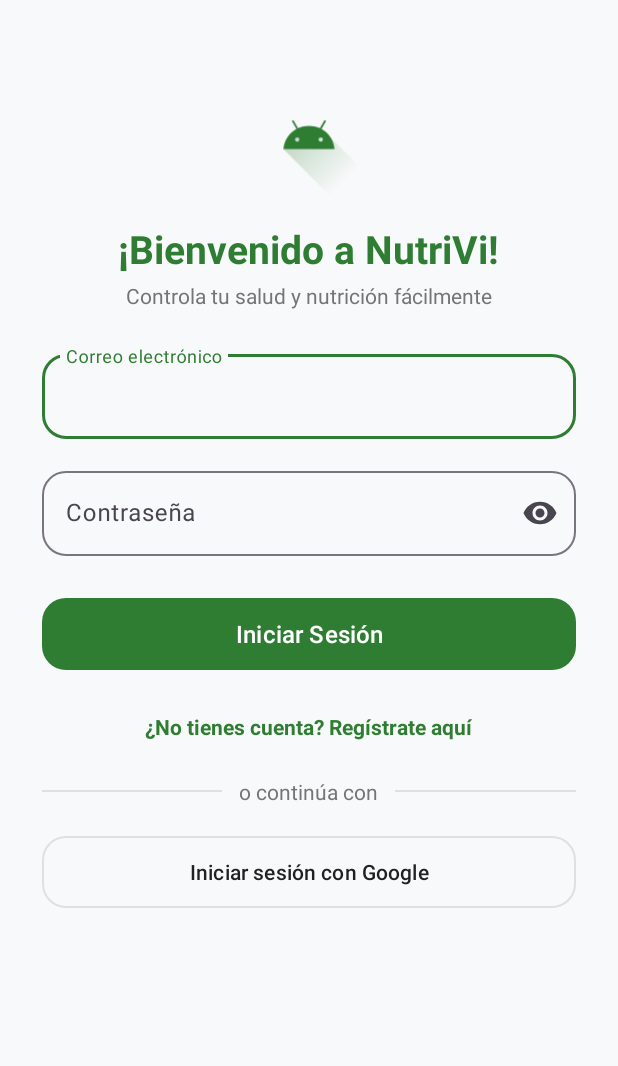
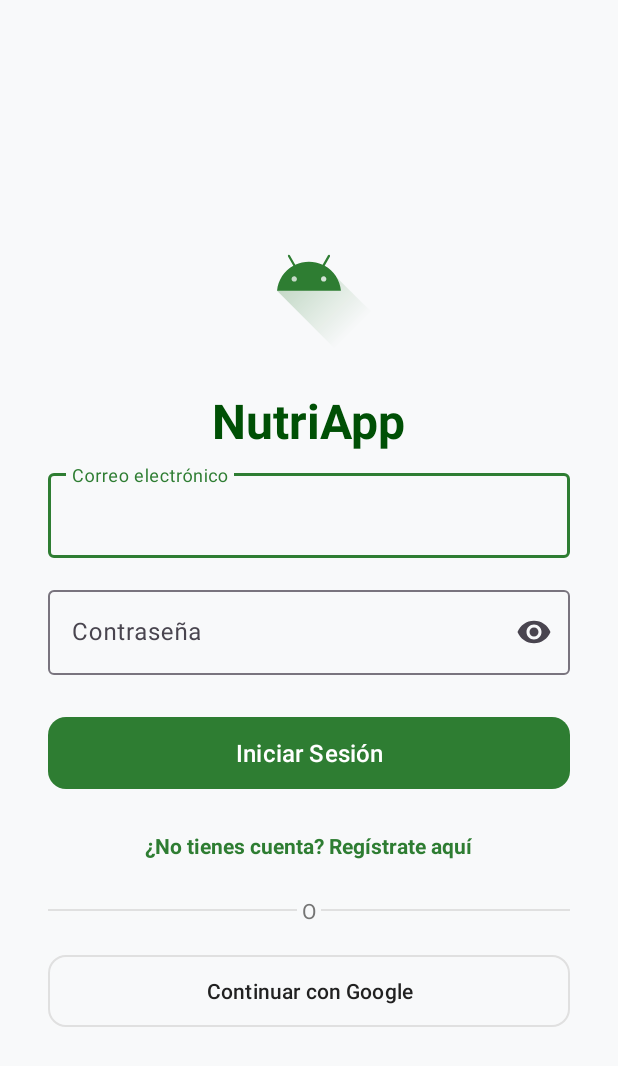
Before and after one commit to pandekechu/nutrivi, an Android app: the layout activity_login.xml on its own in the app's theme, with its tools: preview values and no code run, on a phone screen of 412 x 824 dp. Shown: the top 1066 px of the screen. Run offline under Robolectric (Android 15) with nearby library versions, the phone set to English and light mode, and no system bars.

Commit message:
Update activity_login.xml

```diff
--- a/app/src/main/res/layout/activity_login.xml
+++ b/app/src/main/res/layout/activity_login.xml
@@ -1,97 +1,37 @@
 <?xml version="1.0" encoding="utf-8"?>
-<ScrollView
+<LinearLayout
     xmlns:android="http://schemas.android.com/apk/res/android"
     xmlns:app="http://schemas.android.com/apk/res-auto"
     android:layout_width="match_parent"
     android:layout_height="match_parent"
-    android:fillViewport="true"
+    android:orientation="vertical"
+    android:padding="32dp"
+    android:gravity="center"
     android:background="@color/background_light">
 
-    <LinearLayout
-        android:layout_width="match_parent"
-        android:layout_height="wrap_content"
-        android:orientation="vertical"
-        android:padding="28dp"
-        android:gravity="center_horizontal">
-
     <ImageView
-            android:layout_width="80dp"
-            android:layout_height="80dp"
+        android:layout_width="100dp"
+        android:layout_height="100dp"
         android:src="@drawable/ic_launcher_foreground"
-            android:layout_marginTop="24dp"
-            android:layout_marginBottom="16dp"
+        android:layout_marginBottom="24dp"
         app:tint="@color/primary_mint" />
 
     <TextView
-            android:id="@+id/tv_title"
         android:layout_width="wrap_content"
         android:layout_height="wrap_content"
-            android:text="¡Bienvenido a NutriVi!"
-            android:textColor="@color/primary_mint"
-            android:textSize="26sp"
+        android:text="NutriApp"
+        android:textSize="32sp"
         android:textStyle="bold"
-            android:layout_marginBottom="4dp" />
+        android:textColor="@color/primary_dark"
+        android:layout_marginBottom="8dp" />
 
-        <TextView
-            android:id="@+id/tv_subtitle"
-            android:layout_width="wrap_content"
-            android:layout_height="wrap_content"
-            android:text="Controla tu salud y nutrición fácilmente"
-            android:textColor="@color/text_secondary"
-            android:textSize="14sp"
-            android:layout_marginBottom="24dp" />
 
-        <!-- Campo Nombre (Solo registro) -->
-        <com.google.android.material.textfield.TextInputLayout
-            android:id="@+id/layout_nombre"
-            style="@style/Widget.Material3.TextInputLayout.OutlinedBox"
-            android:layout_width="match_parent"
-            android:layout_height="wrap_content"
-            android:hint="Nombre completo"
-            android:visibility="gone"
-            android:layout_marginBottom="16dp"
-            app:boxCornerRadiusBottomEnd="16dp"
-            app:boxCornerRadiusBottomStart="16dp"
-            app:boxCornerRadiusTopEnd="16dp"
-            app:boxCornerRadiusTopStart="16dp">
-            <com.google.android.material.textfield.TextInputEditText
-                android:id="@+id/et_nombre"
-                android:layout_width="match_parent"
-                android:layout_height="wrap_content"
-                android:inputType="textPersonName" />
-        </com.google.android.material.textfield.TextInputLayout>
-
-        <!-- Campo Teléfono (Solo registro) -->
-        <com.google.android.material.textfield.TextInputLayout
-            android:id="@+id/layout_telefono"
-            style="@style/Widget.Material3.TextInputLayout.OutlinedBox"
-            android:layout_width="match_parent"
-            android:layout_height="wrap_content"
-            android:hint="Número de teléfono"
-            android:visibility="gone"
-            android:layout_marginBottom="16dp"
-            app:boxCornerRadiusBottomEnd="16dp"
-            app:boxCornerRadiusBottomStart="16dp"
-            app:boxCornerRadiusTopEnd="16dp"
-            app:boxCornerRadiusTopStart="16dp">
-            <com.google.android.material.textfield.TextInputEditText
-                android:id="@+id/et_telefono"
-                android:layout_width="match_parent"
-                android:layout_height="wrap_content"
-                android:inputType="phone" />
-        </com.google.android.material.textfield.TextInputLayout>
-
-        <!-- Campo Correo -->
     <com.google.android.material.textfield.TextInputLayout
         style="@style/Widget.Material3.TextInputLayout.OutlinedBox"
         android:layout_width="match_parent"
         android:layout_height="wrap_content"
         android:hint="Correo electrónico"
-            android:layout_marginBottom="16dp"
-            app:boxCornerRadiusBottomEnd="16dp"
-            app:boxCornerRadiusBottomStart="16dp"
-            app:boxCornerRadiusTopEnd="16dp"
-            app:boxCornerRadiusTopStart="16dp">
+        android:layout_marginBottom="16dp">
         <com.google.android.material.textfield.TextInputEditText
             android:id="@+id/et_email"
             android:layout_width="match_parent"
@@ -99,18 +39,14 @@
             android:inputType="textEmailAddress" />
     </com.google.android.material.textfield.TextInputLayout>
 
-        <!-- Campo Contraseña -->
+
     <com.google.android.material.textfield.TextInputLayout
         style="@style/Widget.Material3.TextInputLayout.OutlinedBox"
         android:layout_width="match_parent"
         android:layout_height="wrap_content"
         android:hint="Contraseña"
         android:layout_marginBottom="24dp"
-            app:endIconMode="password_toggle"
-            app:boxCornerRadiusBottomEnd="16dp"
-            app:boxCornerRadiusBottomStart="16dp"
-            app:boxCornerRadiusTopEnd="16dp"
-            app:boxCornerRadiusTopStart="16dp">
+        app:endIconMode="password_toggle">
         <com.google.android.material.textfield.TextInputEditText
             android:id="@+id/et_password"
             android:layout_width="match_parent"
@@ -118,17 +54,16 @@
             android:inputType="textPassword" />
     </com.google.android.material.textfield.TextInputLayout>
 
-        <!-- Botón de Acción -->
+
     <com.google.android.material.button.MaterialButton
         android:id="@+id/btn_action"
         android:layout_width="match_parent"
         android:layout_height="56dp"
         android:text="Iniciar Sesión"
         android:textSize="16sp"
-            app:cornerRadius="16dp"
+        app:cornerRadius="12dp"
         app:backgroundTint="@color/primary_mint" />
 
-        <!-- Cambiar Modo -->
     <TextView
         android:id="@+id/tv_toggle_mode"
         android:layout_width="wrap_content"
@@ -140,27 +75,27 @@
         android:layout_marginBottom="16dp"
         android:padding="8dp" />
 
+
     <LinearLayout
         android:layout_width="match_parent"
         android:layout_height="wrap_content"
         android:orientation="horizontal"
         android:gravity="center"
         android:layout_marginBottom="16dp">
-            <View android:layout_width="0dp" android:layout_height="1dp" android:layout_weight="1" android:background="@color/divider_color"/>
-            <TextView android:layout_width="wrap_content" android:layout_height="wrap_content" android:text=" o continúa con " android:textColor="@color/text_secondary" android:paddingHorizontal="8dp"/>
-            <View android:layout_width="0dp" android:layout_height="1dp" android:layout_weight="1" android:background="@color/divider_color"/>
+        <View android:layout_width="0dp" android:layout_height="1dp" android:layout_weight="1" android:background="#E0E0E0"/>
+        <TextView android:layout_width="wrap_content" android:layout_height="wrap_content" android:text=" O " android:textColor="@color/text_secondary"/>
+        <View android:layout_width="0dp" android:layout_height="1dp" android:layout_weight="1" android:background="#E0E0E0"/>
     </LinearLayout>
 
-        <!-- Botón Google -->
+
     <com.google.android.material.button.MaterialButton
         android:id="@+id/btn_google_signin"
         style="@style/Widget.Material3.Button.OutlinedButton"
         android:layout_width="match_parent"
         android:layout_height="56dp"
-            android:text="Iniciar sesión con Google"
+        android:text="Continuar con Google"
         android:textColor="@color/text_primary"
-            app:cornerRadius="16dp"
-            app:strokeColor="@color/divider_color" />
+        app:cornerRadius="12dp"
+        app:strokeColor="#E0E0E0" />
 
 </LinearLayout>
-</ScrollView>
```
Lines whose indentation alone changed are shown as unchanged.
